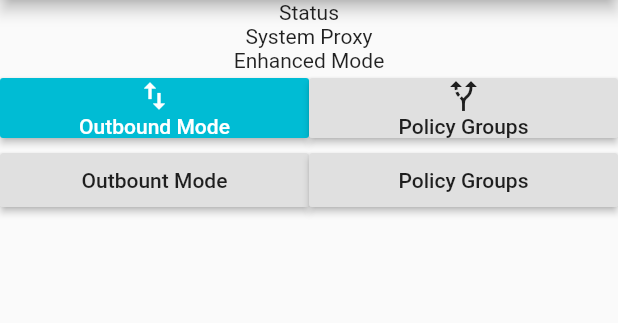
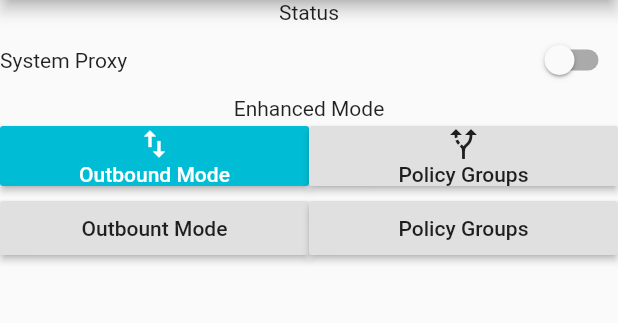
Before and after one commit to danshan/durge, a Flutter app: the screen it shows after launch, on a phone screen of 412 x 824 dp, the part 84-407 px from its top. Run offline on Flutter 3.47's test engine with Material 2 defaults, Android fonts, the phone set to English and light mode, and no system bars.

Commit message:
feature add system proxy switch

```diff
--- a/lib/main_page/main_page.dart
+++ b/lib/main_page/main_page.dart
@@ -1,4 +1,5 @@
 import 'package:durge/main_page/main_page_buttons.dart';
+import 'package:durge/main_page/system_proxy.dart';
 import 'package:flutter/cupertino.dart';
 import 'package:flutter/material.dart';
 
@@ -22,7 +23,7 @@ class MainPage extends StatelessWidget {
             Column(
               children: [
                 Text("Status"),
-                Text("System Proxy"),
+                SystemProxy(),
                 Text("Enhanced Mode"),
               ],
             ),
--- /dev/null
+++ b/lib/main_page/system_proxy.dart
@@ -0,0 +1,33 @@
+import 'package:flutter/material.dart';
+import 'dart:developer' as developer;
+
+
+class SystemProxy extends StatefulWidget {
+  @override
+  _SwitchSystemProxyState createState() => _SwitchSystemProxyState();
+}
+
+class _SwitchSystemProxyState extends State<SystemProxy> {
+  bool switchValue = false;
+
+  void _changeSwitch(bool value) {
+    developer.log("change switch [$value]", name: "system proxy");
+    setState(() {
+      switchValue = value;
+    });
+  }
+
+  @override
+  Widget build(BuildContext context) {
+    return Row(
+      children: [
+        Text("System Proxy"),
+        Spacer(),
+        Switch(
+          value: switchValue,
+          onChanged: _changeSwitch,
+        ),
+      ],
+    );
+  }
+}
```
